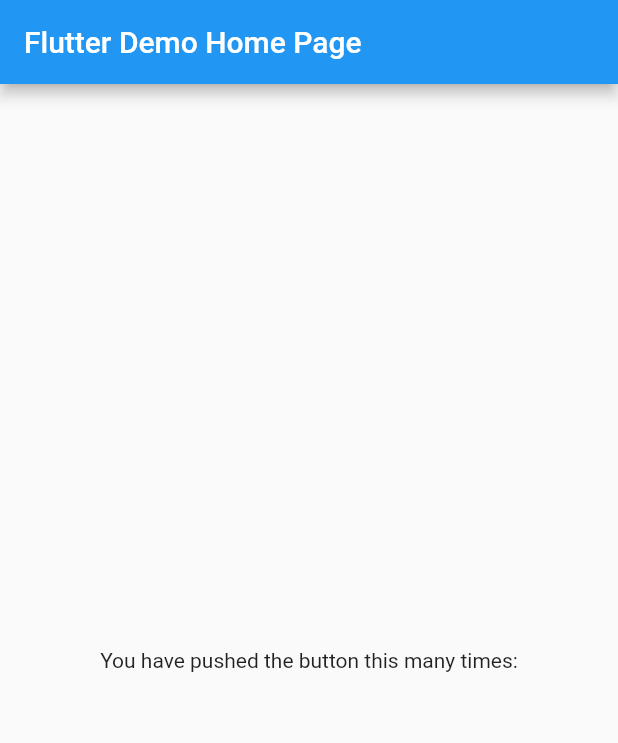
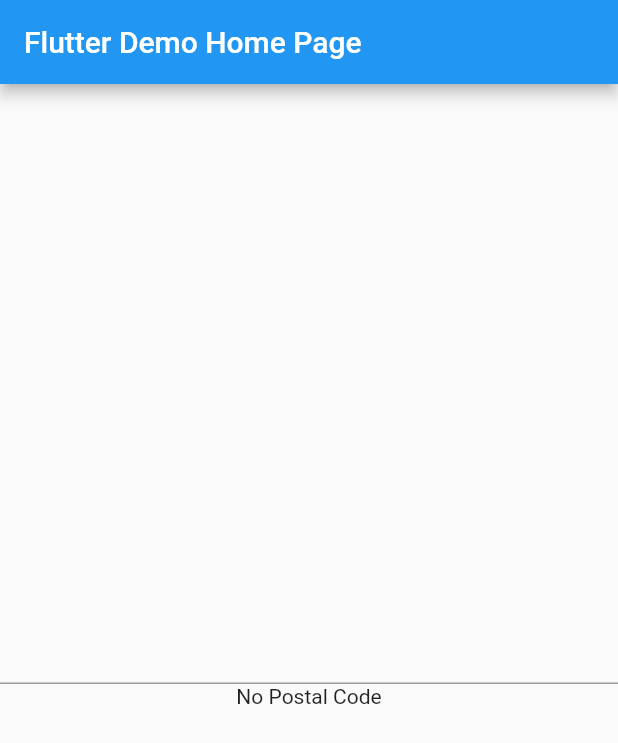
Before and after one commit to secretused/riverpod_future, a Flutter app: the screen it shows after launch, on a phone screen of 412 x 824 dp. Shown: the top 743 px of the screen. Run offline on Flutter 3.47's test engine with Material 2 defaults, Android fonts, the phone set to English and light mode, and no system bars; our stand-ins replace flutter_riverpod, freezed_annotation.

Commit message:
create ViewModel

```diff
--- a/lib/main.dart
+++ b/lib/main.dart
@@ -1,5 +1,6 @@
 import 'package:flutter/material.dart';
 import 'package:flutter_riverpod/flutter_riverpod.dart';
+import 'package:riverpod_future/provider.dart';
 
 void main() {
   runApp(ProviderScope(
@@ -29,6 +30,8 @@ class MyHomePage extends ConsumerWidget {
 
   @override
   Widget build(BuildContext context, WidgetRef ref) {
+    final postalCode = ref.watch(apiProvider).asData?.value;
+
     return Scaffold(
       appBar: AppBar(
         title: Text(title),
@@ -37,12 +40,25 @@ class MyHomePage extends ConsumerWidget {
         child: Column(
           mainAxisAlignment: MainAxisAlignment.center,
           children: <Widget>[
-            const Text(
-              'You have pushed the button this many times:',
+            TextField(
+              onChanged: (text) => onPostalCodeChanges(ref, text),
             ),
+            Text(postalCode?.data[0].en.address1 ?? "No Postal Code"),
           ],
         ),
       ),
     );
   }
+
+  void onPostalCodeChanges(WidgetRef ref, String text) {
+    if (text.length != 7) {
+      return;
+    }
+    try {
+      int.parse(text);
+      // ref.watch(postalCodeProvider.notifier).state = text;
+      ref.watch(postalCodeProvider.notifier).update((state) => state = text);
+      print(text);
+    } catch (ex) {}
+  }
 }
--- /dev/null
+++ b/lib/provider.dart
@@ -0,0 +1,30 @@
+import 'dart:convert';
+
+import 'package:flutter_riverpod/flutter_riverpod.dart';
+import 'package:riverpod_future/data/postal_code.dart';
+import 'package:http/http.dart' as http;
+
+StateProvider<String> postalCodeProvider = StateProvider((ref) => "");
+
+FutureProvider<PostalCode> apiProvider = FutureProvider((ref) async {
+  final postalCode = ref.watch(postalCodeProvider.notifier).state;
+  if (postalCode.length != 7) {
+    throw Exception("Postal Code Must Be 7 Characters");
+  }
+
+  // 123-4567
+  final upper = postalCode.substring(0, 3); //123
+  final lower = postalCode.substring(3); //4567
+
+  final apiUrl =
+      "https://madefor.github.io/postal-code-api/api/v1/$upper/$lower.json";
+  final apiUri = Uri.parse(apiUrl);
+  http.Response response = await http.get(apiUri);
+
+  // 200 = 処理が成功した時
+  if (response.statusCode != 200) {
+    throw Exception("No Postal Code: $postalCode");
+  }
+  var jsonData = json.decode(response.body);
+  return PostalCode.fromJson(jsonData);
+});
```
